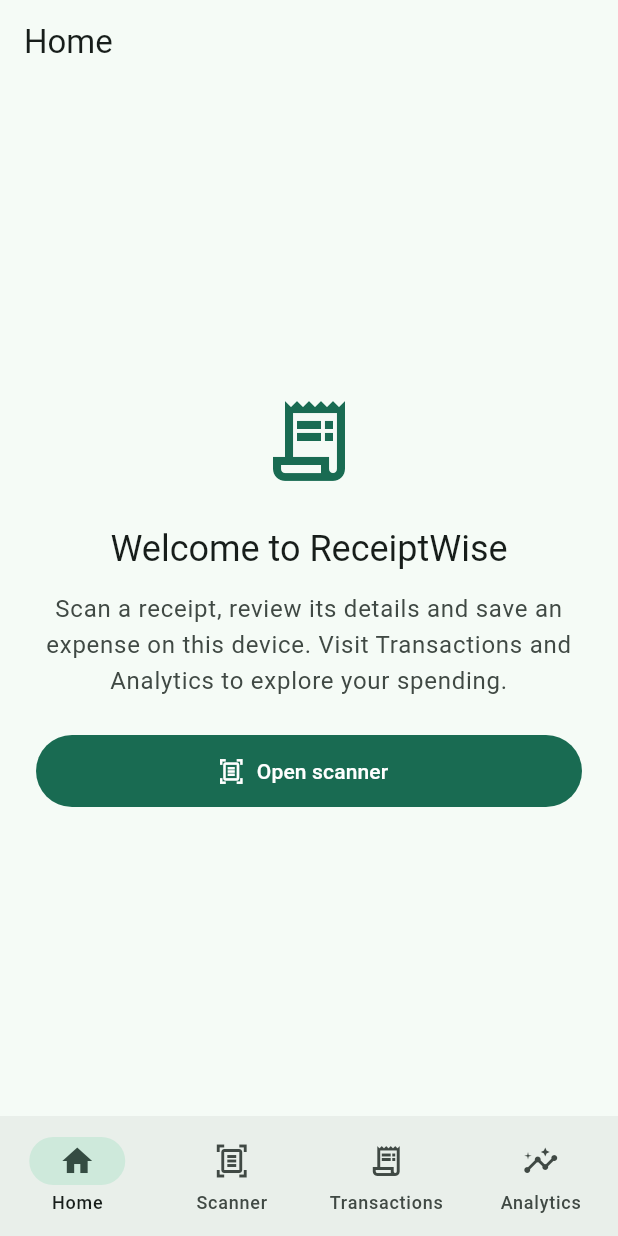
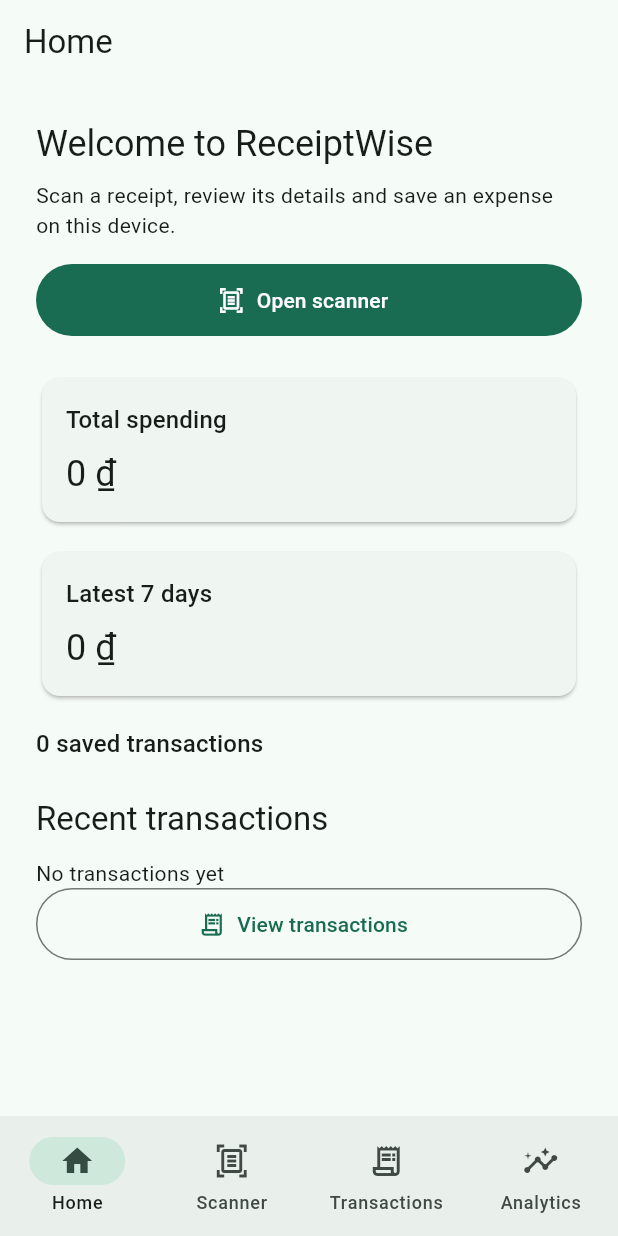
Before and after one commit to anhvy0904/receipt-ocr-expense-tracker-, a Flutter app: the screen it shows after launch, on a phone screen of 412 x 824 dp. Run offline on Flutter 3.47's test engine with Material 3 defaults, Android fonts, the phone set to English and light mode, and no system bars; our stand-ins replace camera, sqflite; missing offline and left inert: google_mlkit_text_recognition; accounts and stored records are empty.

Commit message:
Improve receipt parsing and add SQLite-backed Home summary

```diff
--- a/lib/app/app_shell.dart
+++ b/lib/app/app_shell.dart
@@ -60,6 +60,9 @@
           children: [
             HomeScreen(
               onScanReceipt: () => _selectDestination(1),
+              onViewTransactions: () => _selectDestination(2),
+              active: _selectedIndex == 0,
+              revision: _transactionRevision,
               selectedReceiptPath: _savedReceipt?.receiptImagePath,
             ),
             const SizedBox.shrink(),
--- /dev/null
+++ b/lib/models/home_summary.dart
@@ -0,0 +1,15 @@
+import 'transaction_model.dart';
+
+class HomeSummary {
+  HomeSummary({
+    required this.totalCents,
+    required this.weeklyCents,
+    required this.transactionCount,
+    required List<TransactionModel> recentTransactions,
+  }) : recentTransactions = List.unmodifiable(recentTransactions);
+
+  final BigInt totalCents;
+  final BigInt weeklyCents;
+  final int transactionCount;
+  final List<TransactionModel> recentTransactions;
+}
--- /dev/null
+++ b/lib/services/home_summary_service.dart
@@ -0,0 +1,28 @@
+import '../models/home_summary.dart';
+import '../repository/transaction_repository.dart';
+import 'analytics_service.dart';
+
+/// Uses the same calendar-day and money aggregation rules as Analytics.
+class HomeSummaryService {
+  HomeSummaryService({TransactionRepository? repository})
+    : _repository = repository ?? TransactionRepository();
+
+  final TransactionRepository _repository;
+
+  Future<HomeSummary> load({DateTime? now}) async {
+    final records = await _repository.getAllTransactions();
+    final analytics = AnalyticsService.aggregate(
+      records,
+      now: now ?? DateTime.now(),
+    );
+    return HomeSummary(
+      totalCents: analytics.totalCents,
+      weeklyCents: analytics.days.fold(
+        BigInt.zero,
+        (sum, day) => sum + day.cents,
+      ),
+      transactionCount: records.length,
+      recentTransactions: records.take(3).toList(),
+    );
+  }
+}
--- a/lib/ui/screens/home_screen.dart
+++ b/lib/ui/screens/home_screen.dart
@@ -1,52 +1,197 @@
-import 'dart:io';
-
 import 'package:flutter/material.dart';
 
-import '../widgets/placeholder_content.dart';
+import '../../models/home_summary.dart';
+import '../../services/home_summary_service.dart';
+import '../../utils/analytics_format.dart';
+import '../../utils/transaction_format.dart';
+import '../widgets/receipt_image.dart';
 
-class HomeScreen extends StatelessWidget {
+class HomeScreen extends StatefulWidget {
   const HomeScreen({
     required this.onScanReceipt,
+    this.onViewTransactions,
     this.selectedReceiptPath,
+    this.service,
+    this.active = true,
+    this.revision = 0,
     super.key,
   });
 
   final VoidCallback onScanReceipt;
+  final VoidCallback? onViewTransactions;
   final String? selectedReceiptPath;
+  final HomeSummaryService? service;
+  final bool active;
+  final int revision;
+
+  @override
+  State<HomeScreen> createState() => _HomeScreenState();
+}
+
+class _HomeScreenState extends State<HomeScreen> {
+  late final _service = widget.service ?? HomeSummaryService();
+  HomeSummary? _summary;
+  bool _loading = false;
+  bool _failed = false;
+  int _request = 0;
+
+  @override
+  void initState() {
+    super.initState();
+    if (widget.active) _load();
+  }
+
+  @override
+  void didUpdateWidget(HomeScreen oldWidget) {
+    super.didUpdateWidget(oldWidget);
+    if (widget.active &&
+        (!oldWidget.active || widget.revision != oldWidget.revision)) {
+      _load();
+    }
+  }
+
+  Future<void> _load() async {
+    final request = ++_request;
+    setState(() {
+      _loading = true;
+      _failed = false;
+    });
+    try {
+      final data = await _service.load();
+      if (mounted && request == _request) setState(() => _summary = data);
+    } catch (_) {
+      if (mounted && request == _request) setState(() => _failed = true);
+    } finally {
+      if (mounted && request == _request) setState(() => _loading = false);
+    }
+  }
+
+  Widget _amount(String title, BigInt cents) {
+    return Card(
+      child: Padding(
+        padding: const EdgeInsets.all(16),
+        child: Column(
+          crossAxisAlignment: CrossAxisAlignment.start,
+          children: [
+            Text(title, style: Theme.of(context).textTheme.titleMedium),
+            const SizedBox(height: 8),
+            Tooltip(
+              message: formatAnalyticsVnd(cents),
+              child: Text(
+                compactAnalyticsVnd(cents),
+                semanticsLabel: formatAnalyticsVnd(cents),
+                style: Theme.of(context).textTheme.headlineSmall,
+              ),
+            ),
+          ],
+        ),
+      ),
+    );
+  }
 
   @override
   Widget build(BuildContext context) {
-    return PlaceholderContent(
-      icon: Icons.receipt_long_outlined,
-      title: 'Welcome to ReceiptWise',
-      description:
-          'Scan a receipt, review its details and save an expense on this device. '
-          'Visit Transactions and Analytics to explore your spending.',
-      action: Column(
+    final summary = _summary;
+    return RefreshIndicator(
+      onRefresh: _load,
+      child: SingleChildScrollView(
+        physics: const AlwaysScrollableScrollPhysics(),
+        padding: const EdgeInsets.all(24),
+        child: Column(
           crossAxisAlignment: CrossAxisAlignment.stretch,
           children: [
-          if (selectedReceiptPath != null) ...[
-            Image.file(
-              File(selectedReceiptPath!),
-              height: 160,
-              fit: BoxFit.contain,
-              semanticLabel: 'Saved receipt',
-              errorBuilder: (context, error, stack) =>
-                  const Text('Selected photo unavailable.'),
+            Text(
+              'Welcome to ReceiptWise',
+              style: Theme.of(context).textTheme.headlineSmall,
             ),
-            const SizedBox(height: 12),
+            const SizedBox(height: 8),
             const Text(
-              'Transaction saved on this device.',
-              textAlign: TextAlign.center,
+              'Scan a receipt, review its details and save an expense on this device.',
             ),
             const SizedBox(height: 16),
-          ],
             FilledButton.icon(
-            onPressed: onScanReceipt,
+              onPressed: widget.onScanReceipt,
               icon: const Icon(Icons.document_scanner_outlined),
               label: const Text('Open scanner'),
             ),
+            if (widget.selectedReceiptPath != null) ...[
+              const SizedBox(height: 16),
+              const Text('Transaction saved on this device.'),
             ],
+            const SizedBox(height: 24),
+            if (_loading)
+              const Center(
+                child: CircularProgressIndicator(
+                  semanticsLabel: 'Loading spending summary',
+                ),
+              )
+            else if (_failed) ...[
+              const Text('Could not load spending summary.'),
+              const SizedBox(height: 8),
+              OutlinedButton.icon(
+                onPressed: _load,
+                icon: const Icon(Icons.refresh),
+                label: const Text('Retry'),
+              ),
+            ] else if (summary != null) ...[
+              _amount('Total spending', summary.totalCents),
+              const SizedBox(height: 12),
+              _amount('Latest 7 days', summary.weeklyCents),
+              const SizedBox(height: 16),
+              Text(
+                '${summary.transactionCount} saved transactions',
+                style: Theme.of(context).textTheme.titleMedium,
+              ),
+              const SizedBox(height: 24),
+              Text(
+                'Recent transactions',
+                style: Theme.of(context).textTheme.titleLarge,
+              ),
+              const SizedBox(height: 12),
+              if (summary.recentTransactions.isEmpty)
+                const Text('No transactions yet')
+              else
+                for (final record in summary.recentTransactions)
+                  Padding(
+                    padding: const EdgeInsets.only(bottom: 16),
+                    child: Row(
+                      crossAxisAlignment: CrossAxisAlignment.start,
+                      children: [
+                        ReceiptImage(
+                          imagePath: record.receiptImagePath,
+                          thumbnail: true,
+                        ),
+                        const SizedBox(width: 12),
+                        Expanded(
+                          child: Column(
+                            crossAxisAlignment: CrossAxisAlignment.start,
+                            children: [
+                              Text(
+                                record.merchant,
+                                style: Theme.of(context).textTheme.titleMedium,
+                              ),
+                              Text(
+                                '${record.category} • ${formatTransactionDate(record.date)}',
+                              ),
+                              Text(
+                                formatVnd(record.amount),
+                                style: Theme.of(context).textTheme.titleMedium,
+                              ),
+                            ],
+                          ),
+                        ),
+                      ],
+                    ),
+                  ),
+              if (widget.onViewTransactions != null)
+                OutlinedButton.icon(
+                  onPressed: widget.onViewTransactions,
+                  icon: const Icon(Icons.receipt_long_outlined),
+                  label: const Text('View transactions'),
+                ),
+            ],
+          ],
+        ),
       ),
     );
   }
--- a/pubspec.yaml
+++ b/pubspec.yaml
@@ -1,7 +1,7 @@
 name: receiptwise
 description: An on-device receipt scanner and local expense tracker.
 publish_to: 'none'
-version: 1.0.0+1
+version: 1.0.1+2
 
 environment:
   sdk: '>=3.12.0 <4.0.0'
```
Also changed, not shown: lib/services/receipt_parser.dart (+83 -18 lines), 5 other files. Lines whose indentation alone changed are shown as unchanged.
